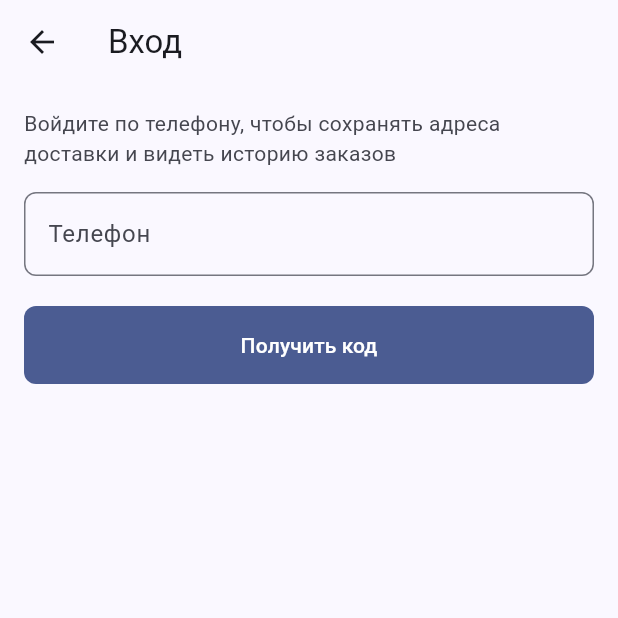
After one commit to yakut54/service-box, a Flutter app: the PhoneLoginScreen screen opened directly, on a phone screen of 412 x 824 dp, the top half of it. The commit adds this screen. Run offline on Flutter 3.47's test engine with Material 3 defaults, Android fonts, the phone set to English and light mode, and no system bars; our stand-ins replace flutter_secure_storage, pinput, shared_preferences; accounts and stored records are empty; network calls fail.

Commit message:
feat(mobile): phone login screen (М2.6)
Account icon in the catalog AppBar opens phone login when signed out,
profile when signed in. PhoneLoginScreen -> OtpVerifyScreen (pinput,
4-box code entry, 30s resend cooldown matching the backend's 3-per-5min
rate limit) -> on success stores the session in AuthTokenStore
(flutter_secure_storage, Keystore-backed — not SharedPreferences, per
the earlier research on token storage).

sms_autofill deliberately not added yet — the backend still sends the
'1111' stub code (real SMS isn't wired up), so there's no real SMS for
autofill to read; adding it now would be untestable dead code. Noted in
PLAN.md to add once SMSC.ru is connected.

AccountScreen is intentionally minimal for this step (phone + logout) —
the actual saved-addresses list is М2.7, a separate step.

```diff
--- /dev/null
+++ b/mobile/lib/data/auth_repository.dart
@@ -0,0 +1,13 @@
+import '../models/auth_session.dart';
+import 'api_auth_repository.dart';
+
+/// Вход по телефону: запросить SMS-код → подтвердить код → получить
+/// долгую сессию (см. PLAN.md, М2 — /widget/phone/request-code, /verify).
+abstract class AuthRepository {
+  /// Возвращает замаскированный телефон для показа ("7900***33").
+  Future<String?> requestCode(String phone);
+
+  Future<AuthSession> verifyCode(String phone, String code);
+
+  factory AuthRepository.create() => ApiAuthRepository();
+}
--- a/mobile/lib/main.dart
+++ b/mobile/lib/main.dart
@@ -3,9 +3,11 @@ import 'package:provider/provider.dart';
 
 import 'core/app_theme.dart';
 import 'core/flavor_config.dart';
+import 'data/auth_token_store.dart';
 import 'data/catalog_repository.dart';
 import 'data/shop_cache.dart';
 import 'data/shop_repository.dart';
+import 'state/auth_state.dart';
 import 'state/cart_state.dart';
 import 'state/catalog_state.dart';
 import 'state/shop_state.dart';
@@ -31,6 +33,9 @@ class MyApp extends StatelessWidget {
           create: (_) => CatalogState(CatalogRepository.create())..load(),
         ),
         ChangeNotifierProvider(create: (_) => CartState()),
+        ChangeNotifierProvider(
+          create: (_) => AuthState(AuthTokenStore())..load(),
+        ),
       ],
       child: const _App(),
     );
--- /dev/null
+++ b/mobile/lib/models/auth_session.dart
@@ -0,0 +1,15 @@
+/// Сессия входа по телефону — 60-дневный токен (см. CustomerSession
+/// на бэкенде), не путать с 30-минутным токеном виджета.
+class AuthSession {
+  final String phone;
+  final String sessionToken;
+  final DateTime expiresAt;
+
+  const AuthSession({
+    required this.phone,
+    required this.sessionToken,
+    required this.expiresAt,
+  });
+
+  bool get isExpired => DateTime.now().isAfter(expiresAt);
+}
--- /dev/null
+++ b/mobile/lib/state/auth_state.dart
@@ -0,0 +1,35 @@
+import 'package:flutter/foundation.dart';
+
+import '../data/auth_token_store.dart';
+import '../models/auth_session.dart';
+
+class AuthState extends ChangeNotifier {
+  final AuthTokenStore _store;
+
+  AuthState(this._store);
+
+  AuthSession? _session;
+  bool _loading = true;
+
+  AuthSession? get session => _session;
+  bool get isLoggedIn => _session != null;
+  bool get loading => _loading;
+
+  Future<void> load() async {
+    _session = await _store.load();
+    _loading = false;
+    notifyListeners();
+  }
+
+  Future<void> setSession(AuthSession session) async {
+    _session = session;
+    await _store.save(session);
+    notifyListeners();
+  }
+
+  Future<void> logout() async {
+    _session = null;
+    await _store.clear();
+    notifyListeners();
+  }
+}
--- a/mobile/lib/ui/catalog_screen.dart
+++ b/mobile/lib/ui/catalog_screen.dart
@@ -5,6 +5,7 @@ import '../models/category.dart';
 import '../models/saved_shop.dart';
 import '../state/cart_state.dart';
 import '../state/catalog_state.dart';
+import 'widgets/account_button.dart';
 import 'widgets/cart_button.dart';
 import 'widgets/error_view.dart';
 import 'widgets/mini_cart_bar.dart';
@@ -45,7 +46,7 @@ class _CatalogScreenState extends State<CatalogScreen> {
             Text(widget.shop.name),
           ],
         ),
-        actions: const [CartButton()],
+        actions: const [AccountButton(), CartButton()],
       ),
       body: Stack(
         children: [
--- /dev/null
+++ b/mobile/lib/ui/phone_login_screen.dart
@@ -0,0 +1,102 @@
+import 'package:flutter/material.dart';
+
+import '../core/app_exception.dart';
+import '../data/auth_repository.dart';
+import 'otp_verify_screen.dart';
+import 'widgets/form/phone_field.dart';
+import 'widgets/form/primary_submit_button.dart';
+
+/// Первый шаг входа: телефон → запрос SMS-кода → переход к вводу кода.
+class PhoneLoginScreen extends StatefulWidget {
+  const PhoneLoginScreen({super.key});
+
+  @override
+  State<PhoneLoginScreen> createState() => _PhoneLoginScreenState();
+}
+
+class _PhoneLoginScreenState extends State<PhoneLoginScreen> {
+  final _formKey = GlobalKey<FormState>();
+  final _phoneController = TextEditingController();
+
+  bool _submitting = false;
+  AppException? _error;
+
+  @override
+  void dispose() {
+    _phoneController.dispose();
+    super.dispose();
+  }
+
+  Future<void> _submit() async {
+    if (!_formKey.currentState!.validate()) return;
+
+    setState(() {
+      _submitting = true;
+      _error = null;
+    });
+
+    final phone = _phoneController.text.trim();
+
+    try {
+      final maskedPhone = await AuthRepository.create().requestCode(phone);
+      if (!mounted) return;
+      Navigator.of(context).push(
+        MaterialPageRoute(
+          builder: (_) =>
+              OtpVerifyScreen(phone: phone, maskedPhone: maskedPhone),
+        ),
+      );
+    } on AppException catch (e) {
+      setState(() => _error = e);
+    } catch (_) {
+      setState(() => _error = AppException.unknown());
+    } finally {
+      if (mounted) setState(() => _submitting = false);
+    }
+  }
+
+  @override
+  Widget build(BuildContext context) {
+    final theme = Theme.of(context);
+
+    return Scaffold(
+      appBar: AppBar(title: const Text('Вход')),
+      body: SafeArea(
+        child: Form(
+          key: _formKey,
+          child: ListView(
+            padding: const EdgeInsets.all(16),
+            children: [
+              Text(
+                'Войдите по телефону, чтобы сохранять адреса доставки и видеть историю заказов',
+                style: theme.textTheme.bodyMedium?.copyWith(
+                  color: theme.colorScheme.onSurfaceVariant,
+                ),
+              ),
+              const SizedBox(height: 16),
+              PhoneField(
+                controller: _phoneController,
+                textInputAction: TextInputAction.done,
+              ),
+              if (_error != null) ...[
+                const SizedBox(height: 12),
+                Text(
+                  _error!.message,
+                  style: theme.textTheme.bodyMedium?.copyWith(
+                    color: theme.colorScheme.error,
+                  ),
+                ),
+              ],
+              const SizedBox(height: 20),
+              PrimarySubmitButton(
+                label: 'Получить код',
+                loading: _submitting,
+                onPressed: _submit,
+              ),
+            ],
+          ),
+        ),
+      ),
+    );
+  }
+}
--- a/mobile/pubspec.yaml
+++ b/mobile/pubspec.yaml
@@ -38,6 +38,8 @@ dependencies:
   shared_preferences: ^2.5.5
   http: ^1.5.0
   url_launcher: ^6.3.2
+  flutter_secure_storage: ^9.2.4
+  pinput: ^5.0.1
 
   # Русские подписи системных виджетов (например, кнопки в диалогах)
   flutter_localizations:
```
Also changed, not shown: mobile/lib/data/api_auth_repository.dart (added, +35 -0 lines), mobile/lib/data/auth_token_store.dart (added, +49 -0 lines), mobile/lib/ui/account_screen.dart (added, +55 -0 lines), mobile/lib/ui/otp_verify_screen.dart (added, +191 -0 lines), mobile/lib/ui/widgets/account_button.dart (added, +29 -0 lines), mobile/pubspec.lock, 5 other files.
